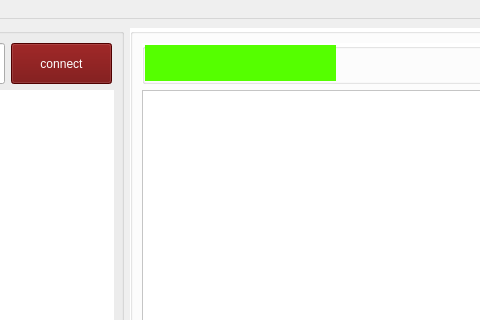
Above: chatroom.ui from Pourya231/converso before the change; both pictures show x 208 to 688 and y 0 to 320 of the 1211 by 729 pixel window. Below: the same form after it.
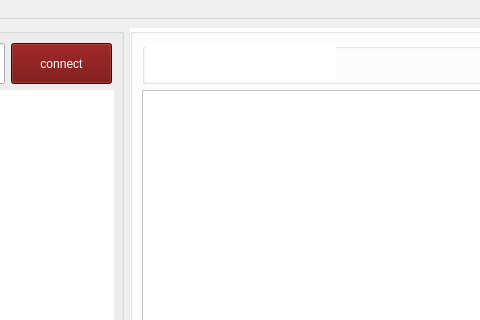
That is the form after the change. Icons and pictures are not drawn.

Patch:
```diff
--- a/chatroom.ui
+++ b/chatroom.ui
@@ -154,7 +154,7 @@
           </property>
           <property name="styleSheet">
            <string notr="true">font: 14pt &quot;MS Shell Dlg 2&quot;;
-background-color: rgb(85, 255, 0);</string>
+background-color: rgb(255, 255, 255);</string>
           </property>
           <property name="text">
            <string/>
```
